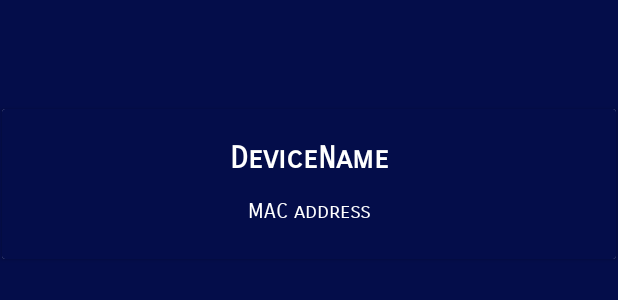
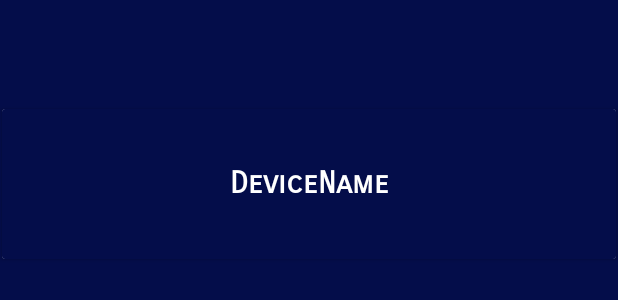
Before and after one commit to Lou13213/AndroidSmartDevice, an Android app: the layout scan_cell.xml on its own in the app's theme, with its tools: preview values and no code run, on a phone screen of 412 x 824 dp. Shown: the top 300 px of the screen. Run offline under Robolectric (Android 15) with nearby library versions, the phone set to English and light mode, and no system bars.

Commit message:
28/03 15h53

```diff
--- a/app/src/main/java/fr/isen/boisson/androidsmartdevice/ScanActivity.kt
+++ b/app/src/main/java/fr/isen/boisson/androidsmartdevice/ScanActivity.kt
@@ -131,18 +131,27 @@ class ScanActivity : AppCompatActivity() {
         }
 
         binding.scanList.layoutManager = LinearLayoutManager(this)
+
         adapter = ScanAdapter(arrayListOf()) {
             val intent = Intent(this, DeviceActivity::class.java)
             intent.putExtra("device", it)
             startActivity(intent)
         }
+
         binding.scanList.adapter = adapter
+
+        /*binding.scanList.apply {
+            layoutManager = LinearLayoutManager(this@ScanActivity)
+            adapter = adapter
+        }*/
     }
 
     private fun allPermissionsGranted(): Boolean {
         val allPermissions = getAllPermissions()
         return allPermissions.all {
-            when (it) {
+
+            ContextCompat.checkSelfPermission(this, it) == PackageManager.PERMISSION_GRANTED
+        /*when (it) {
                 Manifest.permission.BLUETOOTH_ADMIN,
                 Manifest.permission.BLUETOOTH,
                 Manifest.permission.BLUETOOTH_CONNECT,
@@ -154,7 +163,7 @@ class ScanActivity : AppCompatActivity() {
                 }
 
                 else -> false
-            }
+            }*/
         }
     }
 
@@ -187,7 +196,7 @@ class ScanActivity : AppCompatActivity() {
     }
 
     companion object {
-        private val SCAN_PERIOD: Long = 10000
+        private val SCAN_PERIOD: Long = 100000000000000
     }
 
 }
--- a/app/src/main/java/fr/isen/boisson/androidsmartdevice/ScanAdapter.kt
+++ b/app/src/main/java/fr/isen/boisson/androidsmartdevice/ScanAdapter.kt
@@ -2,11 +2,7 @@ package fr.isen.boisson.androidsmartdevice
 
 import android.bluetooth.BluetoothDevice
 import android.view.LayoutInflater
-import android.view.View
 import android.view.ViewGroup
-import android.widget.ImageView
-import android.widget.TextView
-import androidx.constraintlayout.widget.ConstraintLayout
 import androidx.recyclerview.widget.RecyclerView
 import fr.isen.boisson.androidsmartdevice.databinding.ScanCellBinding
 
@@ -21,8 +17,6 @@ class ScanAdapter(var devices: ArrayList<BluetoothDevice>, var onDeviceClickList
     class ViewHolder(binding: ScanCellBinding) : RecyclerView.ViewHolder(binding.root) {
         val deviceName = binding.deviceName
     }
-
-
 
     override fun onBindViewHolder(holder: ViewHolder, position: Int) {
         holder.deviceName.text = devices[position].address
@@ -48,9 +42,3 @@ class ScanAdapter(var devices: ArrayList<BluetoothDevice>, var onDeviceClickList
         }
     }
 }
-
-
-/*override fun onCreateViewHolder(parent: ViewGroup, viewType: Int): ViewHolder {
-        val binding = LayoutInflater.from(parent.context).inflate(R.layout.activity_cell_adapter,parent,false)
-        return ViewHolder(binding)
-    }*/
--- a/app/src/main/res/layout/scan_cell.xml
+++ b/app/src/main/res/layout/scan_cell.xml
@@ -37,25 +37,8 @@
                 app:layout_constraintBottom_toBottomOf="parent"
                 app:layout_constraintEnd_toEndOf="parent"
                 app:layout_constraintStart_toStartOf="parent"
-                app:layout_constraintTop_toTopOf="parent"
-                app:layout_constraintVertical_bias="0.25" />
+                app:layout_constraintTop_toTopOf="parent" />
 
-            <TextView
-                android:id="@+id/macAddress"
-                android:layout_width="245dp"
-                android:layout_height="32dp"
-                android:background="#040D4A"
-                android:fontFamily="sans-serif-smallcaps"
-                android:gravity="center"
-                android:text="MAC address"
-                android:textColor="#FFFFFF"
-                android:textSize="14sp"
-                app:autoSizeMaxTextSize="20sp"
-                app:layout_constraintBottom_toBottomOf="parent"
-                app:layout_constraintEnd_toEndOf="parent"
-                app:layout_constraintStart_toStartOf="parent"
-                app:layout_constraintTop_toTopOf="parent"
-                app:layout_constraintVertical_bias="0.764" />
         </androidx.constraintlayout.widget.ConstraintLayout>
 
     </androidx.cardview.widget.CardView>
```
